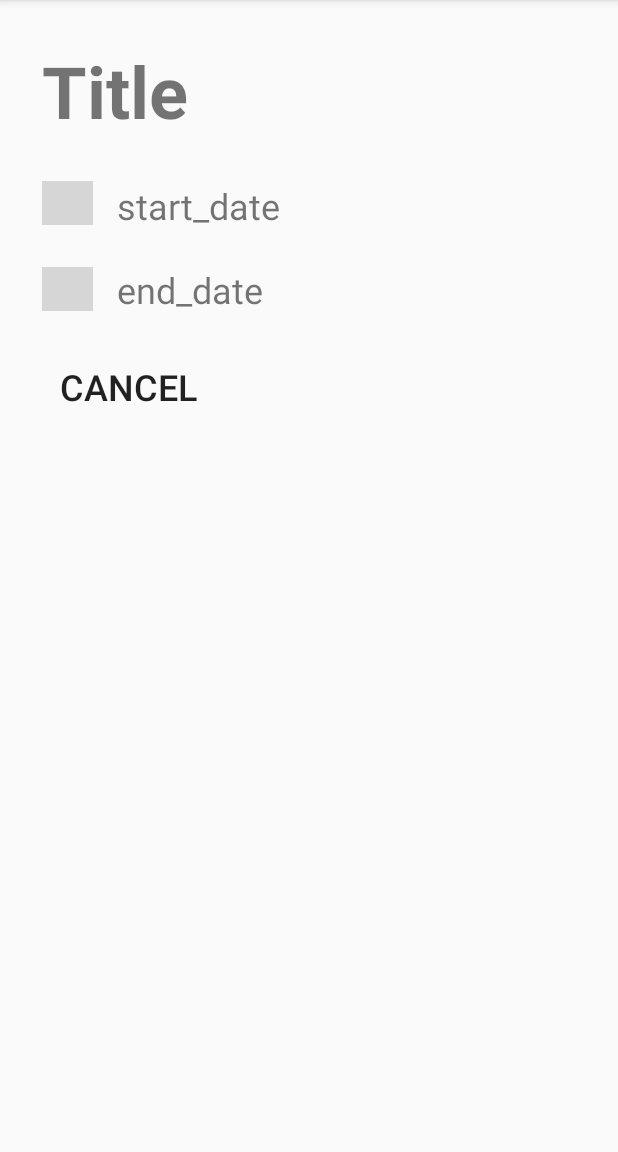
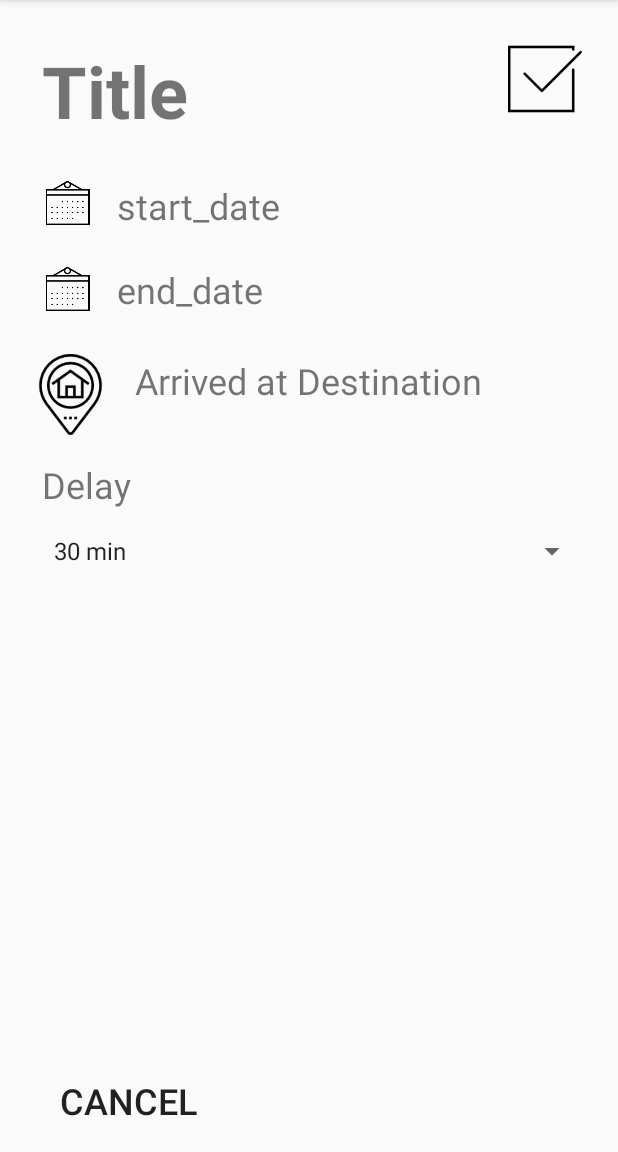
Before and after one commit to London18/team-1, an Android app: the SitActivity screen opened directly, with no data from a screen before it, on a phone screen of 412 x 824 dp, the part 84-1236 px from its top. Run offline under Robolectric (Android 15) with nearby library versions, the phone set to English and light mode, and no system bars; grey boxes are pictures that could not be loaded.

Commit message:
Added delay, pin, done, cancel #DoMore

```diff
--- a/Android/JuliasHouse/app/src/main/java/com/example/pemil/juliashouse/SitActivity.java
+++ b/Android/JuliasHouse/app/src/main/java/com/example/pemil/juliashouse/SitActivity.java
@@ -2,11 +2,22 @@ package com.example.pemil.juliashouse;
 
 import android.os.Bundle;
 import android.support.v7.app.AppCompatActivity;
+import android.widget.ArrayAdapter;
+import android.widget.Spinner;
 
 public class SitActivity extends AppCompatActivity {
 
     protected void onCreate(Bundle savedInstanceState) {
         super.onCreate(savedInstanceState);
         setContentView(R.layout.sit_layout);
+
+        Spinner spinner = (Spinner) findViewById(R.id.spinner);
+        // Create an ArrayAdapter using the string array and a default spinner layout
+        ArrayAdapter<CharSequence> adapter = ArrayAdapter.createFromResource(this,
+                R.array.delay_values, android.R.layout.simple_spinner_item);
+        // Specify the layout to use when the list of choices appears
+        adapter.setDropDownViewResource(android.R.layout.simple_spinner_dropdown_item);
+        // Apply the adapter to the spinner
+        spinner.setAdapter(adapter);
     }
 }
--- a/Android/JuliasHouse/app/src/main/res/layout/sit_layout.xml
+++ b/Android/JuliasHouse/app/src/main/res/layout/sit_layout.xml
@@ -59,12 +59,12 @@
         android:layout_width="wrap_content"
         android:layout_height="wrap_content"
         android:layout_marginStart="28dp"
-        android:layout_marginTop="24dp"
+        android:layout_marginBottom="8dp"
         android:onClick="sendMessage"
         android:text="Cancel"
         android:textSize="24dp"
-        app:layout_constraintStart_toStartOf="parent"
-        app:layout_constraintTop_toBottomOf="@+id/imageView2" />
+        app:layout_constraintBottom_toBottomOf="parent"
+        app:layout_constraintStart_toStartOf="parent" />
 
     <ImageView
         android:id="@+id/imageView"
@@ -76,4 +76,58 @@
         app:layout_constraintTop_toBottomOf="@+id/title"
         app:srcCompat="@drawable/calendar" />
 
+    <ImageView
+        android:id="@+id/imageView3"
+        android:layout_width="57dp"
+        android:layout_height="49dp"
+        android:layout_marginTop="28dp"
+        android:layout_marginEnd="20dp"
+        app:layout_constraintEnd_toEndOf="parent"
+        app:layout_constraintTop_toTopOf="parent"
+        app:srcCompat="@drawable/done" />
+
+    <ImageView
+        android:id="@+id/imageView4"
+        android:layout_width="54dp"
+        android:layout_height="55dp"
+        android:layout_marginStart="20dp"
+        android:layout_marginTop="28dp"
+        app:layout_constraintStart_toStartOf="parent"
+        app:layout_constraintTop_toBottomOf="@+id/imageView2"
+        app:srcCompat="@drawable/home" />
+
+    <TextView
+        android:id="@+id/textView2"
+        android:layout_width="wrap_content"
+        android:layout_height="wrap_content"
+        android:layout_marginStart="16dp"
+        android:layout_marginTop="28dp"
+        android:text="@string/arrived_at_destination"
+        android:textSize="24dp"
+        app:layout_constraintStart_toEndOf="@+id/imageView4"
+        app:layout_constraintTop_toBottomOf="@+id/textView3" />
+
+    <Spinner
+        android:id="@+id/spinner"
+        android:layout_width="fill_parent"
+        android:layout_height="0dp"
+        android:layout_marginStart="28dp"
+        android:layout_marginTop="16dp"
+        android:layout_marginEnd="20dp"
+        app:layout_constraintEnd_toEndOf="parent"
+        app:layout_constraintHorizontal_bias="0.0"
+        app:layout_constraintStart_toStartOf="parent"
+        app:layout_constraintTop_toBottomOf="@+id/textView4" />
+
+    <TextView
+        android:id="@+id/textView4"
+        android:layout_width="wrap_content"
+        android:layout_height="wrap_content"
+        android:layout_marginStart="28dp"
+        android:layout_marginTop="16dp"
+        android:text="Delay"
+        android:textSize="24dp"
+        app:layout_constraintStart_toStartOf="parent"
+        app:layout_constraintTop_toBottomOf="@+id/imageView4" />
+
 </android.support.constraint.ConstraintLayout>
--- a/Android/JuliasHouse/app/src/main/res/values/strings.xml
+++ b/Android/JuliasHouse/app/src/main/res/values/strings.xml
@@ -1,3 +1,11 @@
 <resources>
     <string name="app_name">JuliasHouse</string>
+    <string name="arrived_at_destination">Arrived at Destination</string>
+    <string-array name="delay_values">
+        <item>30 min</item>
+        <item>40 min</item>
+        <item>1 h</item>
+        <item>2 h</item>
+        <item>Tomorrow</item>
+    </string-array>
 </resources>
```
Also changed, not shown: Android/JuliasHouse/app/src/main/res/drawable/arrived.png (added), Android/JuliasHouse/app/src/main/res/drawable/calendar.png (added), Android/JuliasHouse/app/src/main/res/drawable/done.png (added), Android/JuliasHouse/app/src/main/res/drawable/finish.png (added).
